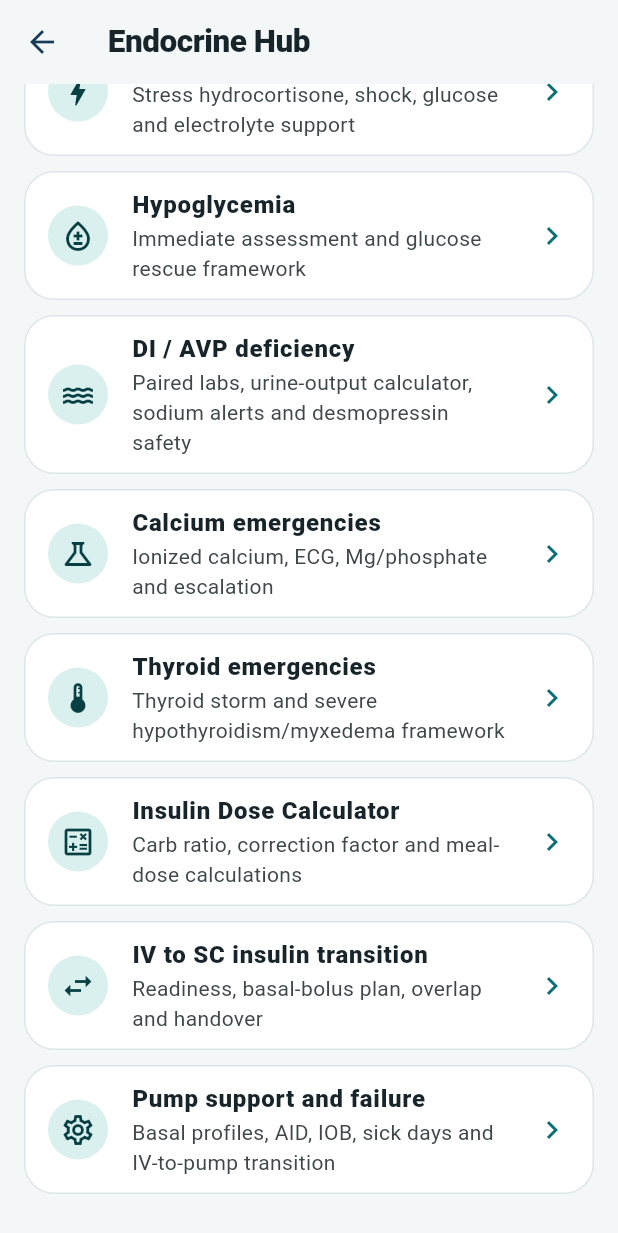
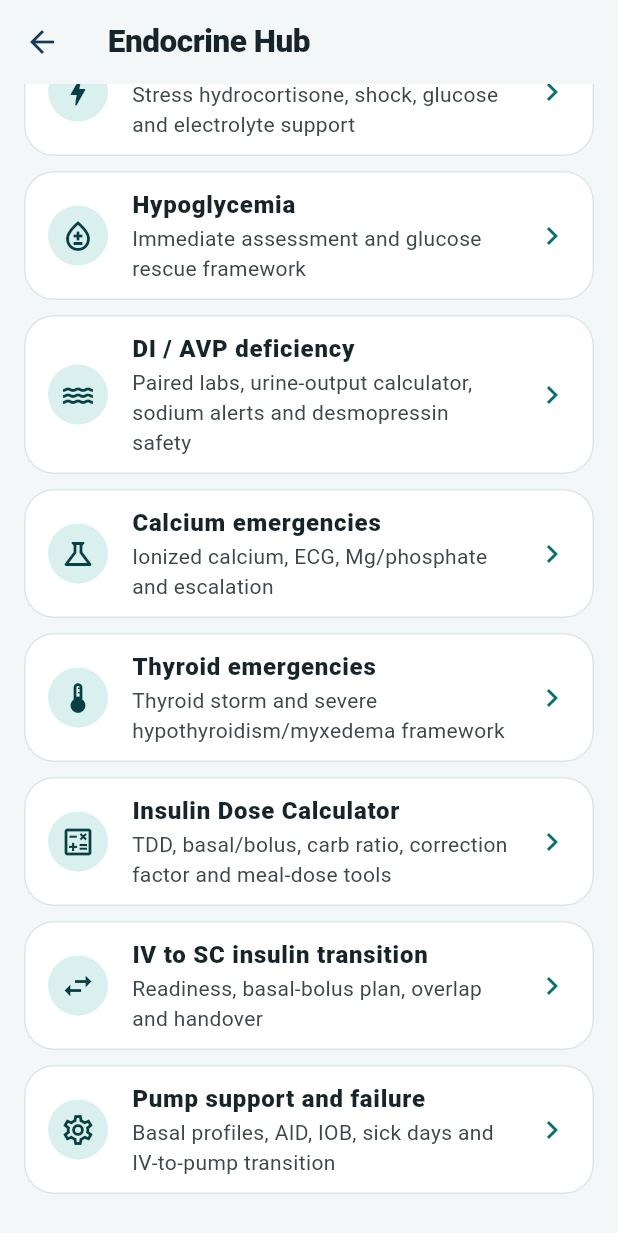
Before and after one commit to extraxen/pedsflow, a Flutter app: the EndocrineHubScreen screen opened directly, scrolled down 208 dp, on a phone screen of 412 x 824 dp. Shown: the top 1233 px of the screen. Run offline on Flutter 3.47's test engine with Material 3 defaults, Android fonts, the phone set to English and light mode, and no system bars; our stand-ins replace image_picker, shared_preferences; missing offline and left inert: dart:js_interop; accounts and stored records are empty.

Commit message:
Prepare version 20.12.0 endocrine TDD release and documentation

```diff
--- a/lib/features/endocrine/endocrine_hub_screen.dart
+++ b/lib/features/endocrine/endocrine_hub_screen.dart
@@ -22,7 +22,7 @@ class EndocrineHubScreen extends StatelessWidget {
       _EndoItem('DI / AVP deficiency', 'Paired labs, urine-output calculator, sodium alerts and desmopressin safety', Icons.water_outlined, const DiWorkflowScreen()),
       _EndoItem('Calcium emergencies', 'Ionized calcium, ECG, Mg/phosphate and escalation', Icons.science_outlined, const CalciumEmergencyScreen()),
       _EndoItem('Thyroid emergencies', 'Thyroid storm and severe hypothyroidism/myxedema framework', Icons.thermostat_outlined, const ThyroidEmergencyScreen()),
-      _EndoItem('Insulin Dose Calculator', 'Carb ratio, correction factor and meal-dose calculations', Icons.calculate_outlined, const InsulinWorkspaceScreen()),
+      _EndoItem('Insulin Dose Calculator', 'TDD, basal/bolus, carb ratio, correction factor and meal-dose tools', Icons.calculate_outlined, const InsulinWorkspaceScreen()),
       _EndoItem('IV to SC insulin transition', 'Readiness, basal-bolus plan, overlap and handover', Icons.swap_horiz_outlined, const SubcutaneousTransitionScreen()),
       _EndoItem('Pump support and failure', 'Basal profiles, AID, IOB, sick days and IV-to-pump transition', Icons.settings_outlined, const InsulinPumpSupportScreen()),
     ];
```
